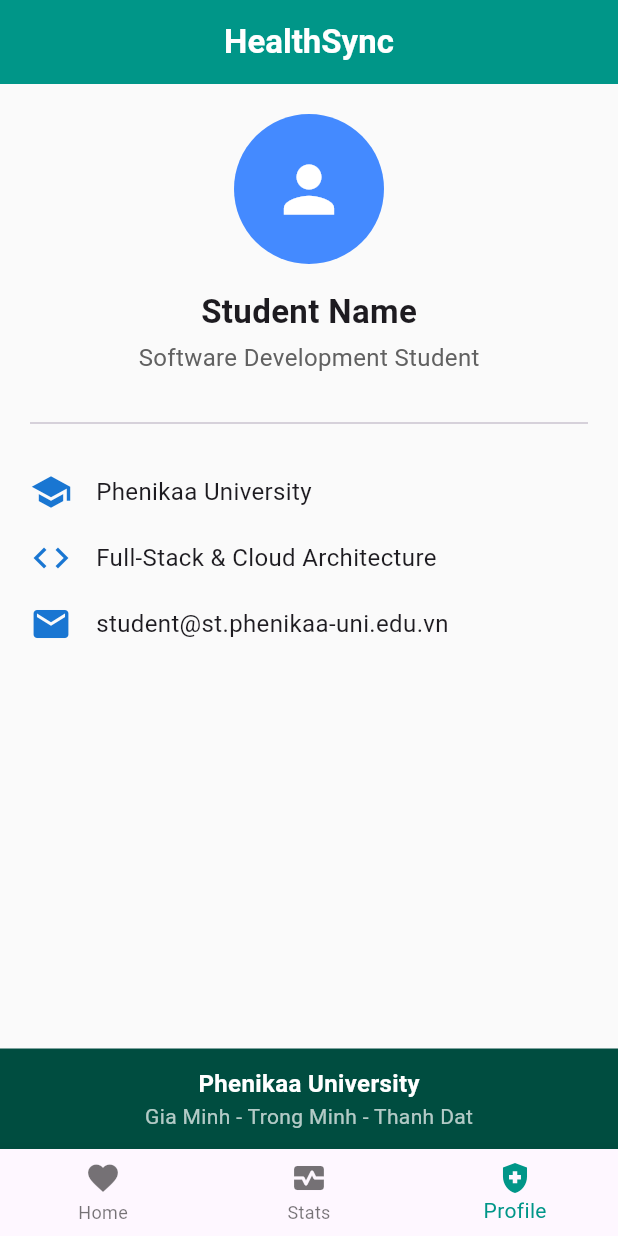
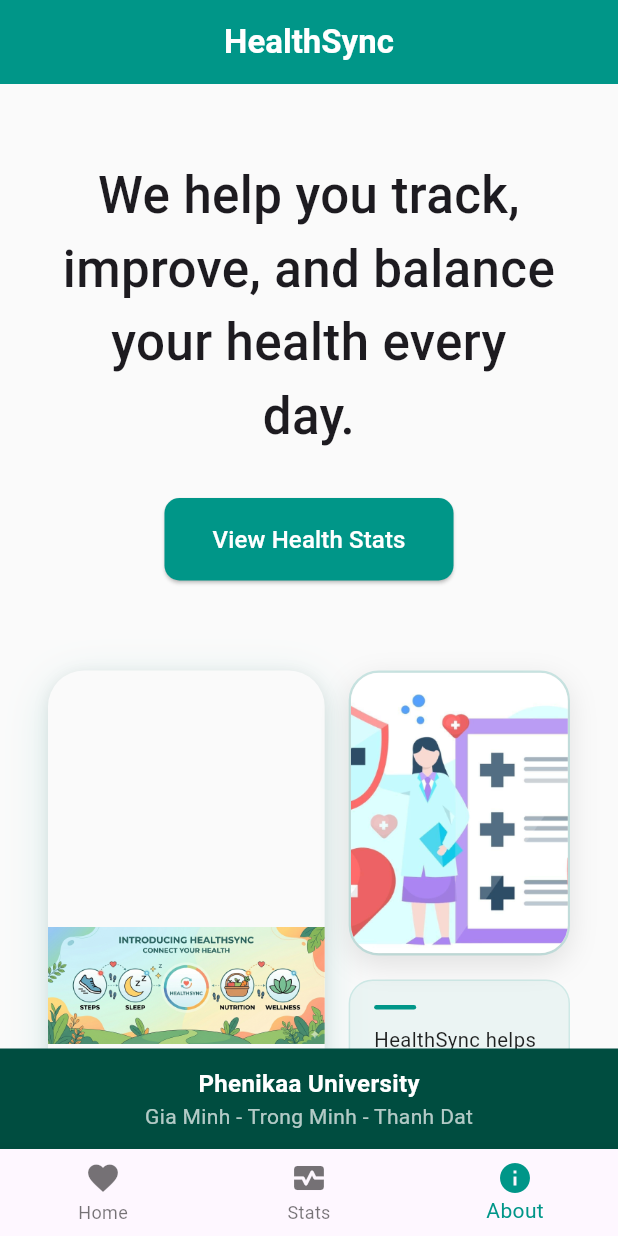
Before and after one commit to GMinh1/HealthSync_GiaMinh_TrongMinh_ThanhDat_1_2026, a Flutter app: the screen it shows after launch, item 3 of the bottom bar chosen, on a phone screen of 412 x 824 dp. Run offline on Flutter 3.47's test engine with Material 3 defaults, Android fonts, the phone set to English and light mode, and no system bars.

Commit message:
update about_body2.dart

```diff
--- a/lib/main.dart
+++ b/lib/main.dart
@@ -4,6 +4,7 @@
 import 'screens/home_body2.dart';
 import 'screens/content_body.dart';
 import 'screens/about_body.dart';
+import 'screens/about_body2.dart';
 
 void main() {
   runApp(const MyApp());
@@ -17,7 +18,8 @@
     return MaterialApp(
       title: 'Health Tracker',
       theme: ThemeData(
-        primarySwatch: Colors.teal, // Đổi sang màu xanh ngọc (phổ biến trong app y tế)
+        primarySwatch:
+            Colors.teal, // Đổi sang màu xanh ngọc (phổ biến trong app y tế)
         useMaterial3: true,
       ),
       home: const MainScreen(),
@@ -39,14 +41,17 @@
   final List<Widget> _pages = [
     const ScreenLayout(bodyContent: HomeBody2()),
     const ScreenLayout(bodyContent: ContentBody()),
-    const ScreenLayout(bodyContent: AboutBody()),
+    const ScreenLayout(bodyContent: AboutBody2()),
   ];
 
   @override
   Widget build(BuildContext context) {
     return Scaffold(
       appBar: AppBar(
-        title: const Text('HealthSync', style: TextStyle(fontWeight: FontWeight.bold)),
+        title: const Text(
+          'HealthSync',
+          style: TextStyle(fontWeight: FontWeight.bold),
+        ),
         backgroundColor: Colors.teal,
         foregroundColor: Colors.white,
         centerTitle: true,
@@ -61,18 +66,12 @@
           });
         },
         items: const [
+          BottomNavigationBarItem(icon: Icon(Icons.favorite), label: 'Home'),
           BottomNavigationBarItem(
-            icon: Icon(Icons.favorite), // Icon trái tim
-            label: 'Home',
-          ),
-          BottomNavigationBarItem(
-            icon: Icon(Icons.monitor_heart), // Icon nhịp tim
+            icon: Icon(Icons.monitor_heart),
             label: 'Stats',
           ),
-          BottomNavigationBarItem(
-            icon: Icon(Icons.health_and_safety), // Icon hồ sơ y tế
-            label: 'Profile',
-          ),
+          BottomNavigationBarItem(icon: Icon(Icons.info), label: 'About'),
         ],
       ),
     );
--- /dev/null
+++ b/lib/screens/about_body2.dart
@@ -0,0 +1,191 @@
+import 'package:flutter/material.dart';
+
+class AboutBody2 extends StatelessWidget {
+  const AboutBody2({super.key});
+
+  @override
+  Widget build(BuildContext context) {
+    return SingleChildScrollView(
+      child: Column(
+        children: [
+          const SizedBox(height: 50),
+
+          // 🔹 HERO TEXT
+          const Padding(
+            padding: EdgeInsets.symmetric(horizontal: 40),
+            child: Text(
+              "We help you track, improve, and balance your health every day.",
+              textAlign: TextAlign.center,
+              style: TextStyle(fontSize: 34, fontWeight: FontWeight.w500),
+            ),
+          ),
+
+          const SizedBox(height: 30),
+
+          // 🔹 BUTTON
+          ElevatedButton(
+            style: ElevatedButton.styleFrom(
+              backgroundColor: Colors.teal,
+              padding: const EdgeInsets.symmetric(horizontal: 32, vertical: 16),
+              shape: RoundedRectangleBorder(
+                borderRadius: BorderRadius.circular(10),
+              ),
+            ),
+            onPressed: () {
+              DefaultTabController.of(context)?.animateTo(1);
+            },
+            child: const Text(
+              "View Health Stats",
+              style: TextStyle(fontSize: 16, color: Colors.white),
+            ),
+          ),
+
+          const SizedBox(height: 60),
+
+          // 🔹 IMAGE SECTION
+          Padding(
+            padding: const EdgeInsets.symmetric(horizontal: 32),
+            child: Row(
+              crossAxisAlignment: CrossAxisAlignment.start,
+              children: [
+                // LEFT IMAGE — tall card
+                Expanded(
+                  flex: 5,
+                  child: Container(
+                    height: 420, // tăng chiều cao
+                    decoration: BoxDecoration(
+                      color: Colors
+                          .grey
+                          .shade50, // nền nhạt khi ảnh không fill hết
+                      borderRadius: BorderRadius.circular(24),
+                      boxShadow: [
+                        BoxShadow(
+                          color: Colors.teal.withOpacity(0.15),
+                          blurRadius: 24,
+                          offset: const Offset(0, 8),
+                        ),
+                        BoxShadow(
+                          color: Colors.black.withOpacity(0.08),
+                          blurRadius: 8,
+                          offset: const Offset(0, 2),
+                        ),
+                      ],
+                    ),
+                    child: ClipRRect(
+                      borderRadius: BorderRadius.circular(24),
+                      child: Image.asset(
+                        "assets/images/about_img2.png",
+                        fit: BoxFit.contain, // ← đổi từ cover sang contain
+                        alignment: Alignment.center,
+                      ),
+                    ),
+                  ),
+                ),
+
+                const SizedBox(width: 16),
+
+                // RIGHT COLUMN — small image + text card
+                Expanded(
+                  flex: 4,
+                  child: Column(
+                    crossAxisAlignment: CrossAxisAlignment.start,
+                    children: [
+                      // Top image with frame
+                      Container(
+                        height: 190,
+                        decoration: BoxDecoration(
+                          borderRadius: BorderRadius.circular(20),
+                          border: Border.all(
+                            color: Colors.teal.withOpacity(0.18),
+                            width: 1.5,
+                          ),
+                          boxShadow: [
+                            BoxShadow(
+                              color: Colors.black.withOpacity(0.1),
+                              blurRadius: 16,
+                              offset: const Offset(0, 6),
+                            ),
+                          ],
+                        ),
+                        child: ClipRRect(
+                          borderRadius: BorderRadius.circular(19),
+                          child: Image.asset(
+                            "assets/images/about_img1.png",
+                            fit: BoxFit.cover,
+                          ),
+                        ),
+                      ),
+
+                      const SizedBox(height: 16),
+
+                      // Text card
+                      Container(
+                        padding: const EdgeInsets.all(16),
+                        decoration: BoxDecoration(
+                          color: Colors.teal.withOpacity(0.06),
+                          borderRadius: BorderRadius.circular(16),
+                          border: Border.all(
+                            color: Colors.teal.withOpacity(0.12),
+                            width: 1,
+                          ),
+                        ),
+                        child: Column(
+                          crossAxisAlignment: CrossAxisAlignment.start,
+                          children: [
+                            Container(
+                              width: 28,
+                              height: 3,
+                              decoration: BoxDecoration(
+                                color: Colors.teal,
+                                borderRadius: BorderRadius.circular(2),
+                              ),
+                            ),
+                            const SizedBox(height: 10),
+                            const Text(
+                              "HealthSync helps you maintain a balanced lifestyle through smart tracking and insights.",
+                              style: TextStyle(
+                                color: Colors.black87,
+                                fontSize: 13.5,
+                                height: 1.6,
+                              ),
+                            ),
+                          ],
+                        ),
+                      ),
+                    ],
+                  ),
+                ),
+              ],
+            ),
+          ),
+
+          const SizedBox(height: 60),
+
+          // 🔹 TEXT CONTENT
+          const Padding(
+            padding: EdgeInsets.symmetric(horizontal: 60),
+            child: Column(
+              children: [
+                Text(
+                  "WHAT WE BELIEVE",
+                  style: TextStyle(
+                    fontWeight: FontWeight.bold,
+                    letterSpacing: 1.5,
+                  ),
+                ),
+                SizedBox(height: 16),
+                Text(
+                  "We believe in better health through technology. From tracking daily habits to analyzing long-term health trends, HealthSync empowers users to take control of their well-being.",
+                  textAlign: TextAlign.center,
+                  style: TextStyle(fontSize: 16),
+                ),
+              ],
+            ),
+          ),
+
+          const SizedBox(height: 80),
+        ],
+      ),
+    );
+  }
+}
--- a/pubspec.yaml
+++ b/pubspec.yaml
@@ -87,3 +87,6 @@
   #
   # For details regarding fonts from package dependencies,
   # see https://flutter.dev/to/font-from-package
+  assets:
+    - assets/images/about_img1.png
+    - assets/images/about_img2.png
```
Also changed, not shown: assets/images/about_img1.png (added), assets/images/about_img2.png (added).
